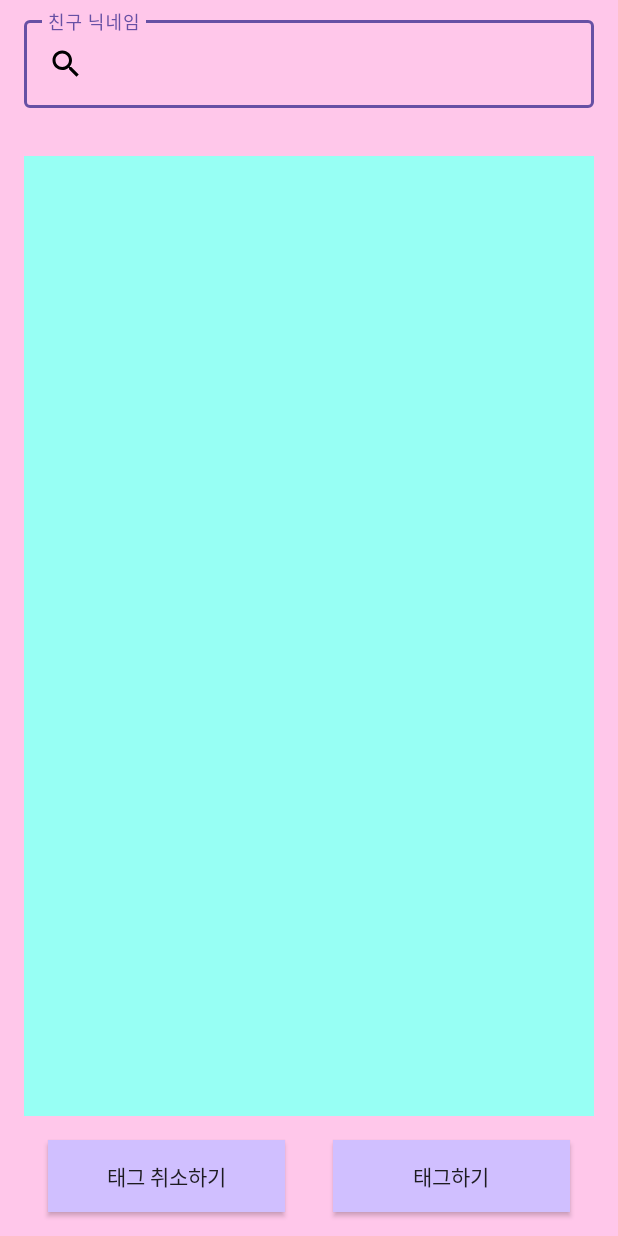
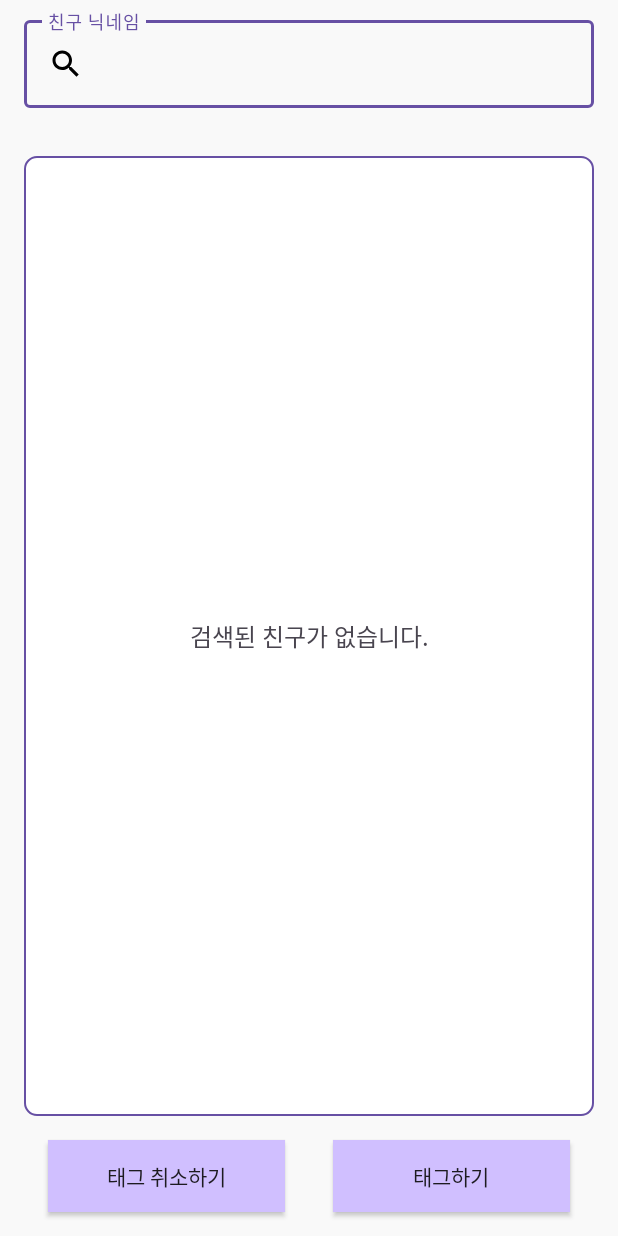
Before and after one commit to SeoulTech-IISE-CapstoneDesign2023/ChangedMySecretary, an Android app: the layout search_dialog.xml on its own in the app's theme, with its tools: preview values and no code run, on a phone screen of 412 x 824 dp. Run offline under Robolectric (Android 15) with nearby library versions, the phone set to English and light mode, and no system bars.

Commit message:
feat: "친구 태그 기능 추가"
firebase를 통해 친구태그 데이터 처리 해야함

```diff
--- /dev/null
+++ b/app/src/main/java/com/design/model/friend/Friend.kt
@@ -0,0 +1,5 @@
+package com.design.model.friend
+
+data class Friend(
+    val nickName : String
+)
--- a/app/src/main/res/layout/search_dialog.xml
+++ b/app/src/main/res/layout/search_dialog.xml
@@ -3,8 +3,8 @@
     xmlns:app="http://schemas.android.com/apk/res-auto"
     android:layout_width="match_parent"
     android:layout_height="match_parent"
-    android:minHeight="400dp"
-    android:background="#FFC7EA">
+    android:background="#F9F9F9"
+    android:minHeight="400dp">
 
     <com.google.android.material.textfield.TextInputLayout
         android:id="@+id/textInputLayout"
@@ -59,15 +59,29 @@
 
     <androidx.recyclerview.widget.RecyclerView
         android:id="@+id/recyclerView"
-        app:layout_constraintStart_toStartOf="@id/textInputLayout"
-        app:layout_constraintEnd_toEndOf="@id/textInputLayout"
-        app:layout_constraintTop_toBottomOf="@id/chipGroup"
+        android:layout_width="0dp"
+        android:layout_height="0dp"
         android:layout_marginTop="16dp"
         android:layout_marginBottom="16dp"
-        android:background="#97FFF4"
+        android:background="@drawable/white_8"
+        android:orientation="vertical"
+        app:layoutManager="androidx.recyclerview.widget.LinearLayoutManager"
         app:layout_constraintBottom_toTopOf="@id/okButton"
+        app:layout_constraintEnd_toEndOf="@id/textInputLayout"
+        app:layout_constraintStart_toStartOf="@id/textInputLayout"
+        app:layout_constraintTop_toBottomOf="@id/chipGroup" />
+
+    <androidx.appcompat.widget.AppCompatTextView
+        android:id="@+id/emptyTextView"
         android:layout_width="0dp"
-        android:layout_height="0dp"/>
+        android:layout_height="wrap_content"
+        android:gravity="center"
+        android:text="검색된 친구가 없습니다."
+        android:textSize="16sp"
+        app:layout_constraintBottom_toBottomOf="@id/recyclerView"
+        app:layout_constraintEnd_toEndOf="@id/recyclerView"
+        app:layout_constraintStart_toStartOf="@id/recyclerView"
+        app:layout_constraintTop_toTopOf="@id/recyclerView" />
 
 
 </androidx.constraintlayout.widget.ConstraintLayout>
```
Also changed, not shown: app/src/main/java/com/design/CreateActivity.kt (+1 -8 lines), app/src/main/java/com/design/adapter/FriendNickNameListAdapter.kt (added, +51 -0 lines), app/src/main/java/com/design/adapter/InviteFriendAdapter.kt (renamed from app/src/main/java/com/design/InviteFriendAdapter.kt, +3 -12 lines), app/src/main/java/com/design/model/friend/FriendNickNameProvider.kt (+13 -5 lines), app/src/main/java/com/design/view/SearchDialog.kt (+54 -15 lines), app/src/main/res/layout/item_nickname.xml (+5 -5 lines).
